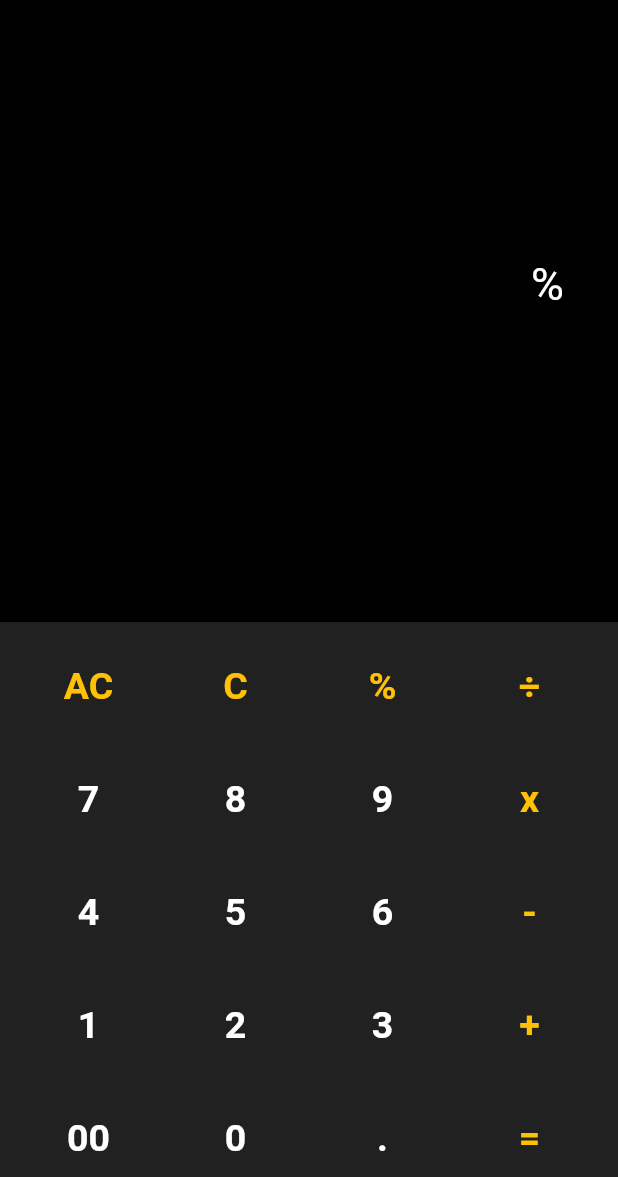
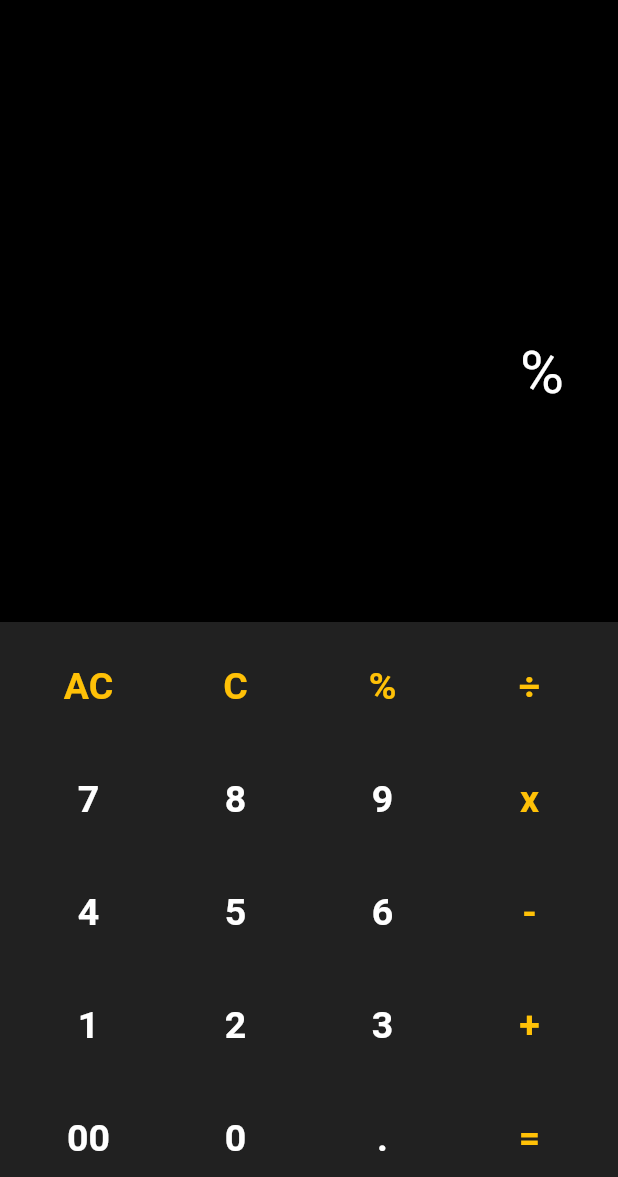
Before and after one commit to Sibin-George/Calculator, a Flutter app: the screen it shows after launch, after a tap on an icon or button, on a phone screen of 412 x 824 dp, the part 59-1236 px from its top. Run offline on Flutter 3.47's test engine with Material 2 defaults, Android fonts, the phone set to English and light mode, and no system bars; our stand-ins replace math_expressions.

Commit message:
fixed all bugs and issues

```diff
--- a/lib/home.dart
+++ b/lib/home.dart
@@ -1,5 +1,3 @@
-import 'dart:developer';
-
 import 'package:flutter/material.dart';
 import 'package:math_expressions/math_expressions.dart';
 
@@ -13,7 +11,7 @@ class Calculator extends StatefulWidget {
 class _CalculatorState extends State<Calculator> {
   String userinput = "";
   String result = "";
-  List<String> ButtonList = [
+  final List<String> ButtonList = [
     'AC',
     'C',
     '%',
@@ -49,7 +47,7 @@ class _CalculatorState extends State<Calculator> {
           mainAxisAlignment: MainAxisAlignment.end,
           children: [
             SizedBox(
-              height: 100,
+              height: 80,
               width: 380,
               child: ListView(
                 scrollDirection: Axis.horizontal,
@@ -63,6 +61,28 @@ class _CalculatorState extends State<Calculator> {
                       userinput,
                       style: const TextStyle(
                         color: Colors.white,
+                        fontSize: 40,
+                      ),
+                    ),
+                  ),
+                ],
+              ),
+            ),
+            SizedBox(
+              height: 80,
+              width: 380,
+              child: ListView(
+                scrollDirection: Axis.horizontal,
+                reverse: true,
+                physics: const BouncingScrollPhysics(),
+                children: [
+                  Container(
+                    padding: const EdgeInsets.all(20),
+                    alignment: Alignment.centerRight,
+                    child: Text(
+                      result,
+                      style: TextStyle(
+                        color: Colors.grey[600],
                         fontSize: 30,
                       ),
                     ),
@@ -70,19 +90,8 @@ class _CalculatorState extends State<Calculator> {
                 ],
               ),
             ),
-            Container(
-              padding: const EdgeInsets.all(20),
-              alignment: Alignment.centerRight,
-              child: Text(
-                result,
-                style: const TextStyle(
-                  color: Colors.white,
-                  fontSize: 30,
-                ),
-              ),
-            ),
             const SizedBox(
-              height: 100,
+              height: 50,
             ),
             Container(
               color: Colors.grey[900],
@@ -115,7 +124,7 @@ class _CalculatorState extends State<Calculator> {
       style: ElevatedButton.styleFrom(
         elevation: 0,
         backgroundColor: Colors.grey[900],
-        foregroundColor: buttoncolor[00],
+        foregroundColor: buttoncolor[200],
         shape: const CircleBorder(),
       ),
       child: Text(text,
@@ -150,39 +159,55 @@ class _CalculatorState extends State<Calculator> {
     if (text == "C") {
       if (userinput.isNotEmpty) {
         userinput = userinput.substring(0, userinput.length - 1);
+        String lastString =
+            userinput.substring(userinput.length - 1, userinput.length);
+        if (lastString != "%" &&
+            lastString != "÷" &&
+            lastString != "x" &&
+            lastString != "-" &&
+            lastString != "+" &&
+            lastString != "AC" &&
+            lastString != "=") {
+          equalPressed();
+        }
         return;
       } else {
         return null;
       }
     }
-    if (text=='=') {
-      equalPressed();
+    if (text == '=') {
+      userinput = result;
+      result = '';
     }
-
-    if (userinput.endsWith(".0")) {
-      userinput = userinput.replaceAll(".0", "");
+    if (text != '=') {
+      userinput = userinput + text;
+      String lastString =
+          userinput.substring(userinput.length - 1, userinput.length);
+      if (lastString != "C" &&
+          lastString != "%" &&
+          lastString != "÷" &&
+          lastString != "x" &&
+          lastString != "-" &&
+          lastString != "+" &&
+          lastString != "AC" &&
+          lastString != "=") {
+        equalPressed();
+      }
     }
-
-    if (result.endsWith(".0")) {
-      result = result.replaceAll(".0", "");
-    }
-    userinput = userinput + text;
-    return;
   }
 
-  void equalPressed() {
-print(userinput);
-    String finaluserinput = userinput;
-    finaluserinput = userinput.replaceAll('x', '*');
+  equalPressed() {
+    String userInputFC = userinput;
+    userInputFC = userInputFC.replaceAll("x", "*");
+    userInputFC = userInputFC.replaceAll('÷', '/');
 
-    finaluserinput = userinput.replaceAll('÷', '/');
-print(finaluserinput);
     Parser p = Parser();
-    Expression exp = p.parse(finaluserinput);
-    ContextModel cm = ContextModel();
-    double eval = exp.evaluate(EvaluationType.REAL, cm);
-    result = eval.toString();
+    Expression exp = p.parse(userInputFC);
+    ContextModel ctx = ContextModel();
+    double eval = exp.evaluate(EvaluationType.REAL, ctx);
+
+    result = eval.toString().replaceAll(".0", "");
   }
 }
 
-const buttoncolor=Colors.amber;
+const buttoncolor = Colors.amber;
```
